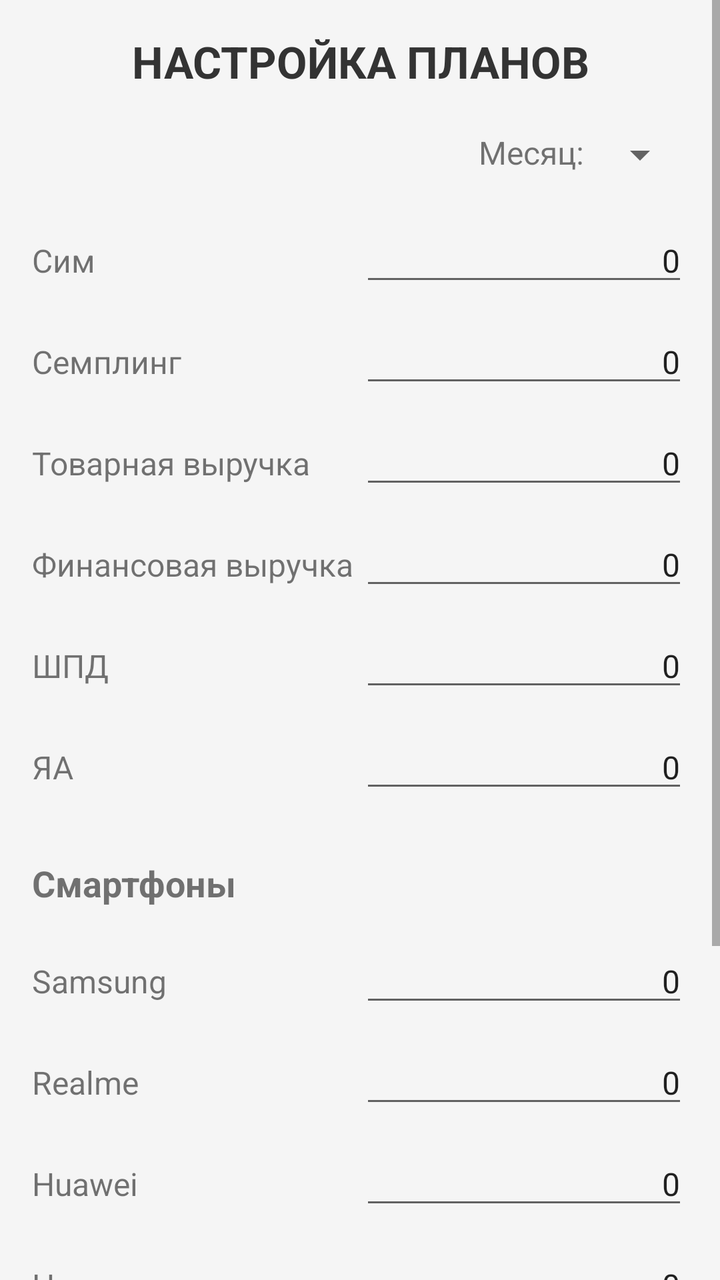
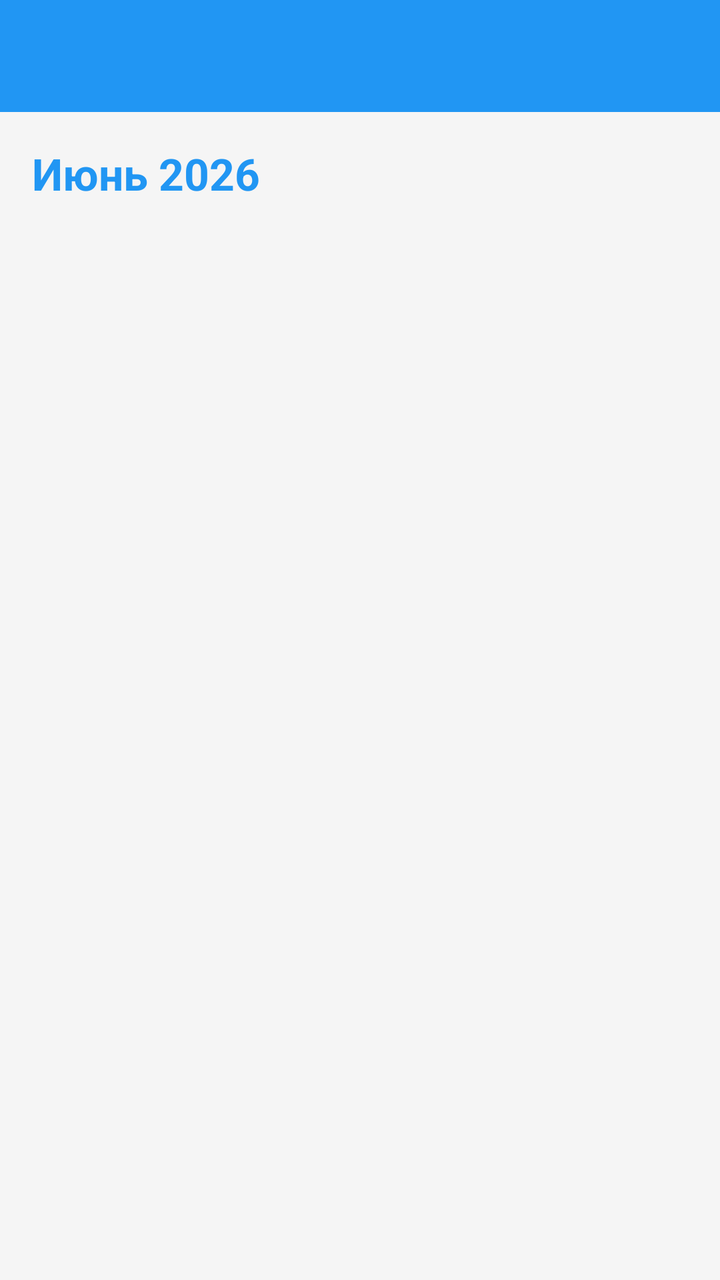

The first picture is an Android layout as it rendered before a commit; the second is the same layout after the commit. The layout source and the unified diff follow.
<!-- AndroidManifest.xml: application theme Theme.AppCompat.Light.NoActionBar -->
<!-- res/layout/activity_plan_settings.xml -->
<?xml version="1.0" encoding="utf-8"?>
<ScrollView xmlns:android="http://schemas.android.com/apk/res/android"
    android:layout_width="match_parent"
    android:layout_height="match_parent"
    android:background="#F5F5F5">

    <LinearLayout
        android:layout_width="match_parent"
        android:layout_height="wrap_content"
        android:orientation="vertical"
        android:padding="16dp">

        
        <TextView
            android:layout_width="match_parent"
            android:layout_height="wrap_content"
            android:text="НАСТРОЙКА ПЛАНОВ"
            android:textSize="22sp"
            android:textStyle="bold"
            android:textColor="#333333"
            android:layout_marginBottom="20dp"
            android:gravity="center_horizontal" />

        
        <LinearLayout
            android:layout_width="match_parent"
            android:layout_height="wrap_content"
            android:orientation="horizontal"
            android:layout_marginBottom="20dp"
            android:gravity="end">

            <TextView
                android:layout_width="wrap_content"
                android:layout_height="wrap_content"
                android:text="Месяц: "
                android:textSize="16sp"/>

            <Spinner
                android:id="@+id/spinnerMonth"
                android:layout_width="wrap_content"
                android:layout_height="wrap_content"/>

        </LinearLayout>

        
        <LinearLayout
            android:layout_width="match_parent"
            android:layout_height="wrap_content"
            android:orientation="horizontal"
            android:layout_marginBottom="12dp">
            <TextView
                android:layout_width="0dp"
                android:layout_height="wrap_content"
                android:layout_weight="1"
                android:text="Сим"
                android:textSize="16sp"/>
            <EditText
                android:id="@+id/etSim"
                android:layout_width="0dp"
                android:layout_height="wrap_content"
                android:layout_weight="1"
                android:inputType="number"
                android:text="0"
                android:gravity="end"
                android:textSize="16sp"/>
        </LinearLayout>

        
        <LinearLayout
            android:layout_width="match_parent"
            android:layout_height="wrap_content"
            android:orientation="horizontal"
            android:layout_marginBottom="12dp">
            <TextView
                android:layout_width="0dp"
                android:layout_height="wrap_content"
                android:layout_weight="1"
                android:text="Семплинг"
                android:textSize="16sp"/>
            <EditText
                android:id="@+id/etSampling"
                android:layout_width="0dp"
                android:layout_height="wrap_content"
                android:layout_weight="1"
                android:inputType="number"
                android:text="0"
                android:gravity="end"
                android:textSize="16sp"/>
        </LinearLayout>

        
        <LinearLayout
            android:layout_width="match_parent"
            android:layout_height="wrap_content"
            android:orientation="horizontal"
            android:layout_marginBottom="12dp">
            <TextView
                android:layout_width="0dp"
                android:layout_height="wrap_content"
                android:layout_weight="1"
                android:text="Товарная выручка"
                android:textSize="16sp"/>
            <EditText
                android:id="@+id/etGoodsRevenue"
                android:layout_width="0dp"
                android:layout_height="wrap_content"
                android:layout_weight="1"
                android:inputType="number"
                android:text="0"
                android:gravity="end"
                android:textSize="16sp"/>
        </LinearLayout>

        
        <LinearLayout
            android:layout_width="match_parent"
            android:layout_height="wrap_content"
            android:orientation="horizontal"
            android:layout_marginBottom="12dp">
            <TextView
                android:layout_width="0dp"
                android:layout_height="wrap_content"
                android:layout_weight="1"
                android:text="Финансовая выручка"
                android:textSize="16sp"/>
            <EditText
                android:id="@+id/etFinanceRevenue"
                android:layout_width="0dp"
                android:layout_height="wrap_content"
                android:layout_weight="1"
                android:inputType="number"
                android:text="0"
                android:gravity="end"
                android:textSize="16sp"/>
        </LinearLayout>

        
        <LinearLayout
            android:layout_width="match_parent"
            android:layout_height="wrap_content"
            android:orientation="horizontal"
            android:layout_marginBottom="12dp">
            <TextView
                android:layout_width="0dp"
                android:layout_height="wrap_content"
                android:layout_weight="1"
                android:text="ШПД"
                android:textSize="16sp"/>
            <EditText
                android:id="@+id/etInternet"
                android:layout_width="0dp"
                android:layout_height="wrap_content"
                android:layout_weight="1"
                android:inputType="number"
                android:text="0"
                android:gravity="end"
                android:textSize="16sp"/>
        </LinearLayout>

        
        <LinearLayout
            android:layout_width="match_parent"
            android:layout_height="wrap_content"
            android:orientation="horizontal"
            android:layout_marginBottom="12dp">
            <TextView
                android:layout_width="0dp"
                android:layout_height="wrap_content"
                android:layout_weight="1"
                android:text="ЯА"
                android:textSize="16sp"/>
            <EditText
                android:id="@+id/etAccessories"
                android:layout_width="0dp"
                android:layout_height="wrap_content"
                android:layout_weight="1"
                android:inputType="number"
                android:text="0"
                android:gravity="end"
                android:textSize="16sp"/>
        </LinearLayout>

        
        <TextView
            android:layout_width="wrap_content"
            android:layout_height="wrap_content"
            android:text="Смартфоны"
            android:textSize="18sp"
            android:textStyle="bold"
            android:layout_marginTop="16dp"
            android:layout_marginBottom="16dp"/>

        
        <LinearLayout
            android:layout_width="match_parent"
            android:layout_height="wrap_content"
            android:orientation="horizontal"
            android:layout_marginBottom="12dp">
            <TextView
                android:layout_width="0dp"
                android:layout_height="wrap_content"
                android:layout_weight="1"
                android:text="Samsung"
                android:textSize="16sp"/>
            <EditText
                android:id="@+id/etSamsung"
                android:layout_width="0dp"
                android:layout_height="wrap_content"
                android:layout_weight="1"
                android:inputType="number"
                android:text="0"
                android:gravity="end"
                android:textSize="16sp"/>
        </LinearLayout>

        
        <LinearLayout
            android:layout_width="match_parent"
            android:layout_height="wrap_content"
            android:orientation="horizontal"
            android:layout_marginBottom="12dp">
            <TextView
                android:layout_width="0dp"
                android:layout_height="wrap_content"
                android:layout_weight="1"
                android:text="Realme"
                android:textSize="16sp"/>
            <EditText
                android:id="@+id/etRealme"
                android:layout_width="0dp"
                android:layout_height="wrap_content"
                android:layout_weight="1"
                android:inputType="number"
                android:text="0"
                android:gravity="end"
                android:textSize="16sp"/>
        </LinearLayout>

        
        <LinearLayout
            android:layout_width="match_parent"
            android:layout_height="wrap_content"
            android:orientation="horizontal"
            android:layout_marginBottom="12dp">
            <TextView
                android:layout_width="0dp"
                android:layout_height="wrap_content"
                android:layout_weight="1"
                android:text="Huawei"
                android:textSize="16sp"/>
            <EditText
                android:id="@+id/etHuawei"
                android:layout_width="0dp"
                android:layout_height="wrap_content"
                android:layout_weight="1"
                android:inputType="number"
                android:text="0"
                android:gravity="end"
                android:textSize="16sp"/>
        </LinearLayout>

        
        <LinearLayout
            android:layout_width="match_parent"
            android:layout_height="wrap_content"
            android:orientation="horizontal"
            android:layout_marginBottom="12dp">
            <TextView
                android:layout_width="0dp"
                android:layout_height="wrap_content"
                android:layout_weight="1"
                android:text="Honor"
                android:textSize="16sp"/>
            <EditText
                android:id="@+id/etHonor"
                android:layout_width="0dp"
                android:layout_height="wrap_content"
                android:layout_weight="1"
                android:inputType="number"
                android:text="0"
                android:gravity="end"
                android:textSize="16sp"/>
        </LinearLayout>

        
        <LinearLayout
            android:layout_width="match_parent"
            android:layout_height="wrap_content"
            android:orientation="horizontal"
            android:layout_marginBottom="12dp">
            <TextView
                android:layout_width="0dp"
                android:layout_height="wrap_content"
                android:layout_weight="1"
                android:text="Infinix"
                android:textSize="16sp"/>
            <EditText
                android:id="@+id/etInfinix"
                android:layout_width="0dp"
                android:layout_height="wrap_content"
                android:layout_weight="1"
                android:inputType="number"
                android:text="0"
                android:gravity="end"
                android:textSize="16sp"/>
        </LinearLayout>

        
        <LinearLayout
            android:layout_width="match_parent"
            android:layout_height="wrap_content"
            android:orientation="horizontal"
            android:layout_marginBottom="12dp">
            <TextView
                android:layout_width="0dp"
                android:layout_height="wrap_content"
                android:layout_weight="1"
                android:text="Techo"
                android:textSize="16sp"/>
            <EditText
                android:id="@+id/etTecho"
                android:layout_width="0dp"
                android:layout_height="wrap_content"
                android:layout_weight="1"
                android:inputType="number"
                android:text="0"
                android:gravity="end"
                android:textSize="16sp"/>
        </LinearLayout>

        <Button
            android:id="@+id/btnSavePlans"
            android:layout_width="match_parent"
            android:layout_height="56dp"
            android:layout_marginTop="20dp"
            android:text="СОХРАНИТЬ ПЛАНЫ"
            android:textSize="16sp"
            android:backgroundTint="#2196F3"
            android:textColor="#FFFFFF"/>

    </LinearLayout>
</ScrollView>
<!-- resources referenced by this layout -->
<resources>

</resources>

<!-- the commit's change to res/layout/activity_plan_settings.xml (unified diff, before → after) -->
@@ -1,342 +1,35 @@
 <?xml version="1.0" encoding="utf-8"?>
-<ScrollView xmlns:android="http://schemas.android.com/apk/res/android"
+<LinearLayout xmlns:android="http://schemas.android.com/apk/res/android"
     android:layout_width="match_parent"
     android:layout_height="match_parent"
+    android:orientation="vertical"
     android:background="#F5F5F5">
 
-    <LinearLayout
+    <androidx.appcompat.widget.Toolbar
+        android:id="@+id/toolbar"
+        android:layout_width="match_parent"
+        android:layout_height="?attr/actionBarSize"
+        android:background="#2196F3"
+        android:theme="@style/ThemeOverlay.AppCompat.Dark.ActionBar" />
+
+    <TextView
+        android:id="@+id/tvMonthYear"
+        android:layout_width="wrap_content"
+        android:layout_height="wrap_content"
+        android:text="Июнь 2026"
+        android:textSize="22sp"
+        android:textStyle="bold"
+        android:textColor="#2196F3"
+        android:layout_margin="16dp" />
+
+    <GridView
+        android:id="@+id/gridDays"
         android:layout_width="match_parent"
         android:layout_height="wrap_content"
-        android:orientation="vertical"
-        android:padding="16dp">
+        android:numColumns="7"
+        android:verticalSpacing="1dp"
+        android:horizontalSpacing="1dp"
+        android:stretchMode="columnWidth"
+        android:layout_margin="16dp" />
 
-        
-        <TextView
-            android:layout_width="match_parent"
-            android:layout_height="wrap_content"
-            android:text="НАСТРОЙКА ПЛАНОВ"
-            android:textSize="22sp"
-            android:textStyle="bold"
-            android:textColor="#333333"
-            android:layout_marginBottom="20dp"
-            android:gravity="center_horizontal" />
-
-        
-        <LinearLayout
-            android:layout_width="match_parent"
-            android:layout_height="wrap_content"
-            android:orientation="horizontal"
-            android:layout_marginBottom="20dp"
-            android:gravity="end">
-
-            <TextView
-                android:layout_width="wrap_content"
-                android:layout_height="wrap_content"
-                android:text="Месяц: "
-                android:textSize="16sp"/>
-
-            <Spinner
-                android:id="@+id/spinnerMonth"
-                android:layout_width="wrap_content"
-                android:layout_height="wrap_content"/>
-
-        </LinearLayout>
-
-        
-        <LinearLayout
-            android:layout_width="match_parent"
-            android:layout_height="wrap_content"
-            android:orientation="horizontal"
-            android:layout_marginBottom="12dp">
-            <TextView
-                android:layout_width="0dp"
-                android:layout_height="wrap_content"
-                android:layout_weight="1"
-                android:text="Сим"
-                android:textSize="16sp"/>
-            <EditText
-                android:id="@+id/etSim"
-                android:layout_width="0dp"
-                android:layout_height="wrap_content"
-                android:layout_weight="1"
-                android:inputType="number"
-                android:text="0"
-                android:gravity="end"
-                android:textSize="16sp"/>
-        </LinearLayout>
-
-        
-        <LinearLayout
-            android:layout_width="match_parent"
-            android:layout_height="wrap_content"
-            android:orientation="horizontal"
-            android:layout_marginBottom="12dp">
-            <TextView
-                android:layout_width="0dp"
-                android:layout_height="wrap_content"
-                android:layout_weight="1"
-                android:text="Семплинг"
-                android:textSize="16sp"/>
-            <EditText
-                android:id="@+id/etSampling"
-                android:layout_width="0dp"
-                android:layout_height="wrap_content"
-                android:layout_weight="1"
-                android:inputType="number"
-                android:text="0"
-                android:gravity="end"
-                android:textSize="16sp"/>
-        </LinearLayout>
-
-        
-        <LinearLayout
-            android:layout_width="match_parent"
-            android:layout_height="wrap_content"
-            android:orientation="horizontal"
-            android:layout_marginBottom="12dp">
-            <TextView
-                android:layout_width="0dp"
-                android:layout_height="wrap_content"
-                android:layout_weight="1"
-                android:text="Товарная выручка"
-                android:textSize="16sp"/>
-            <EditText
-                android:id="@+id/etGoodsRevenue"
-                android:layout_width="0dp"
-                android:layout_height="wrap_content"
-                android:layout_weight="1"
-                android:inputType="number"
-                android:text="0"
-                android:gravity="end"
-                android:textSize="16sp"/>
-        </LinearLayout>
-
-        
-        <LinearLayout
-            android:layout_width="match_parent"
-            android:layout_height="wrap_content"
-            android:orientation="horizontal"
-            android:layout_marginBottom="12dp">
-            <TextView
-                android:layout_width="0dp"
-                android:layout_height="wrap_content"
-                android:layout_weight="1"
-                android:text="Финансовая выручка"
-                android:textSize="16sp"/>
-            <EditText
-                android:id="@+id/etFinanceRevenue"
-                android:layout_width="0dp"
-                android:layout_height="wrap_content"
-                android:layout_weight="1"
-                android:inputType="number"
-                android:text="0"
-                android:gravity="end"
-                android:textSize="16sp"/>
-        </LinearLayout>
-
-        
-        <LinearLayout
-            android:layout_width="match_parent"
-            android:layout_height="wrap_content"
-            android:orientation="horizontal"
-            android:layout_marginBottom="12dp">
-            <TextView
-                android:layout_width="0dp"
-                android:layout_height="wrap_content"
-                android:layout_weight="1"
-                android:text="ШПД"
-                android:textSize="16sp"/>
-            <EditText
-                android:id="@+id/etInternet"
-                android:layout_width="0dp"
-                android:layout_height="wrap_content"
-                android:layout_weight="1"
-                android:inputType="number"
-                android:text="0"
-                android:gravity="end"
-                android:textSize="16sp"/>
-        </LinearLayout>
-
-        
-        <LinearLayout
-            android:layout_width="match_parent"
-            android:layout_height="wrap_content"
-            android:orientation="horizontal"
-            android:layout_marginBottom="12dp">
-            <TextView
-                android:layout_width="0dp"
-                android:layout_height="wrap_content"
-                android:layout_weight="1"
-                android:text="ЯА"
-                android:textSize="16sp"/>
-            <EditText
-                android:id="@+id/etAccessories"
-                android:layout_width="0dp"
-                android:layout_height="wrap_content"
-                android:layout_weight="1"
-                android:inputType="number"
-                android:text="0"
-                android:gravity="end"
-                android:textSize="16sp"/>
-        </LinearLayout>
-
-        
-        <TextView
-            android:layout_width="wrap_content"
-            android:layout_height="wrap_content"
-            android:text="Смартфоны"
-            android:textSize="18sp"
-            android:textStyle="bold"
-            android:layout_marginTop="16dp"
-            android:layout_marginBottom="16dp"/>
-
-        
-        <LinearLayout
-            android:layout_width="match_parent"
-            android:layout_height="wrap_content"
-            android:orientation="horizontal"
-            android:layout_marginBottom="12dp">
-            <TextView
-                android:layout_width="0dp"
-                android:layout_height="wrap_content"
-                android:layout_weight="1"
-                android:text="Samsung"
-                android:textSize="16sp"/>
-            <EditText
-                android:id="@+id/etSamsung"
-                android:layout_width="0dp"
-                android:layout_height="wrap_content"
-                android:layout_weight="1"
-                android:inputType="number"
-                android:text="0"
-                android:gravity="end"
-                android:textSize="16sp"/>
-        </LinearLayout>
-
-        
-        <LinearLayout
-            android:layout_width="match_parent"
-            android:layout_height="wrap_content"
-            android:orientation="horizontal"
-            android:layout_marginBottom="12dp">
-            <TextView
-                android:layout_width="0dp"
-                android:layout_height="wrap_content"
-                android:layout_weight="1"
-                android:text="Realme"
-                android:textSize="16sp"/>
-            <EditText
-                android:id="@+id/etRealme"
-                android:layout_width="0dp"
-                android:layout_height="wrap_content"
-                android:layout_weight="1"
-                android:inputType="number"
-                android:text="0"
-                android:gravity="end"
-                android:textSize="16sp"/>
-        </LinearLayout>
-
-        
-        <LinearLayout
-            android:layout_width="match_parent"
-            android:layout_height="wrap_content"
-            android:orientation="horizontal"
-            android:layout_marginBottom="12dp">
-            <TextView
-                android:layout_width="0dp"
-                android:layout_height="wrap_content"
-                android:layout_weight="1"
-                android:text="Huawei"
-                android:textSize="16sp"/>
-            <EditText
-                android:id="@+id/etHuawei"
-                android:layout_width="0dp"
-                android:layout_height="wrap_content"
-                android:layout_weight="1"
-                android:inputType="number"
-                android:text="0"
-                android:gravity="end"
-                android:textSize="16sp"/>
-        </LinearLayout>
-
-        
-        <LinearLayout
-            android:layout_width="match_parent"
-            android:layout_height="wrap_content"
-            android:orientation="horizontal"
-            android:layout_marginBottom="12dp">
-            <TextView
-                android:layout_width="0dp"
-                android:layout_height="wrap_content"
-                android:layout_weight="1"
-                android:text="Honor"
-                android:textSize="16sp"/>
-            <EditText
-                android:id="@+id/etHonor"
-                android:layout_width="0dp"
-                android:layout_height="wrap_content"
-                android:layout_weight="1"
-                android:inputType="number"
-                android:text="0"
-                android:gravity="end"
-                android:textSize="16sp"/>
-        </LinearLayout>
-
-        
-        <LinearLayout
-            android:layout_width="match_parent"
-            android:layout_height="wrap_content"
-            android:orientation="horizontal"
-            android:layout_marginBottom="12dp">
-            <TextView
-                android:layout_width="0dp"
-                android:layout_height="wrap_content"
-                android:layout_weight="1"
-                android:text="Infinix"
-                android:textSize="16sp"/>
-            <EditText
-                android:id="@+id/etInfinix"
-                android:layout_width="0dp"
-                android:layout_height="wrap_content"
-                android:layout_weight="1"
-                android:inputType="number"
-                android:text="0"
-                android:gravity="end"
-                android:textSize="16sp"/>
-        </LinearLayout>
-
-        
-        <LinearLayout
-            android:layout_width="match_parent"
-            android:layout_height="wrap_content"
-            android:orientation="horizontal"
-            android:layout_marginBottom="12dp">
-            <TextView
-                android:layout_width="0dp"
-                android:layout_height="wrap_content"
-                android:layout_weight="1"
-                android:text="Techo"
-                android:textSize="16sp"/>
-            <EditText
-                android:id="@+id/etTecho"
-                android:layout_width="0dp"
-                android:layout_height="wrap_content"
-                android:layout_weight="1"
-                android:inputType="number"
-                android:text="0"
-                android:gravity="end"
-                android:textSize="16sp"/>
-        </LinearLayout>
-
-        <Button
-            android:id="@+id/btnSavePlans"
-            android:layout_width="match_parent"
-            android:layout_height="56dp"
-            android:layout_marginTop="20dp"
-            android:text="СОХРАНИТЬ ПЛАНЫ"
-            android:textSize="16sp"
-            android:backgroundTint="#2196F3"
-            android:textColor="#FFFFFF"/>
-
-    </LinearLayout>
-</ScrollView>
+</LinearLayout>
